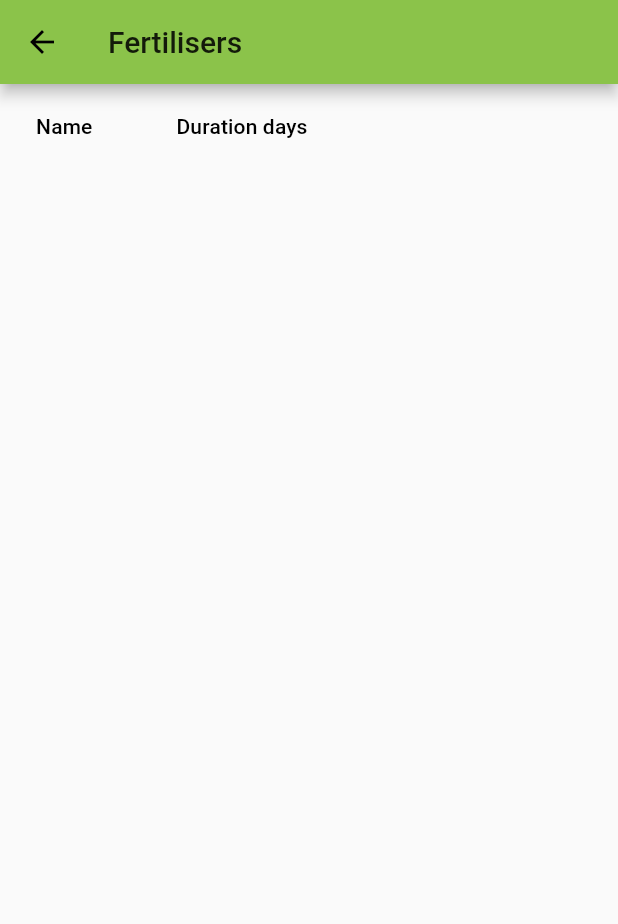
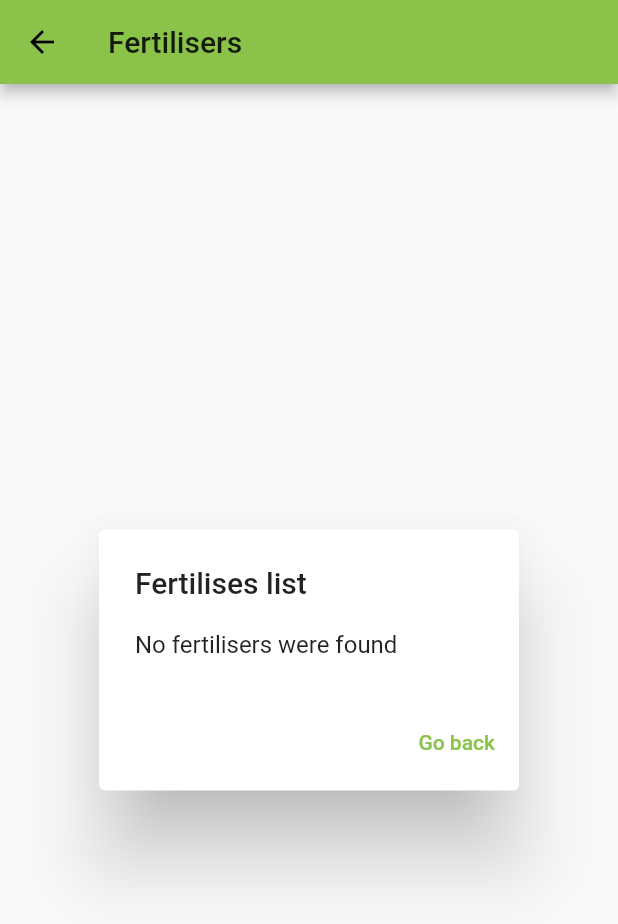
Before and after one commit to toma-s/garshok, a Flutter app: the FertiliserRoute screen opened directly, on a phone screen of 412 x 824 dp. Shown: the top 924 px of the screen. Run offline on Flutter 3.47's test engine with Material 2 defaults, Android fonts, the phone set to English and light mode, and no system bars; our stand-ins replace parse_server_sdk_flutter; missing offline and left inert: connectivity_for_web, package_info_plus_web, shared_preferences_web; network calls fail.

Commit message:
Handle different states for fertilisers fetching

```diff
--- a/lib/fertiliser.route.dart
+++ b/lib/fertiliser.route.dart
@@ -21,12 +21,13 @@
       builder: (context, snapshot) {
         if (snapshot.connectionState == ConnectionState.none &&
             snapshot.hasData == null) {
-          // todo message
-          return Container();
+          return NoFertiliserAlertMessage();
         }
         if (snapshot.connectionState == ConnectionState.waiting) {
-          // todo message
-          return Container();
+          return Center(child: CircularProgressIndicator());
+        }
+        if (snapshot.data.length == 0) {
+          return NoFertiliserAlertMessage();
         }
         return DataTable(
             columns: const <DataColumn>[
@@ -47,6 +48,33 @@
   }
 }
 
+class NoFertiliserAlertMessage extends StatelessWidget {
+  const NoFertiliserAlertMessage({
+    Key key,
+  }) : super(key: key);
+
+  @override
+  Widget build(BuildContext context) {
+    return AlertDialog(
+        title: const Text('Fertilises list'),
+        content: SingleChildScrollView(
+          child: ListBody(
+            children: const <Widget>[
+              Text('No fertilisers were found'),
+            ],
+          ),
+        ),
+        actions: <Widget>[
+          TextButton(
+            child: const Text('Go back'),
+            onPressed: () {
+              Navigator.of(context).pop();
+            },
+          )
+        ]);
+  }
+}
+
 List<DataRow> getTableData(data) {
   const List<DataRow> list = [];
   data.forEach((element) {
```
